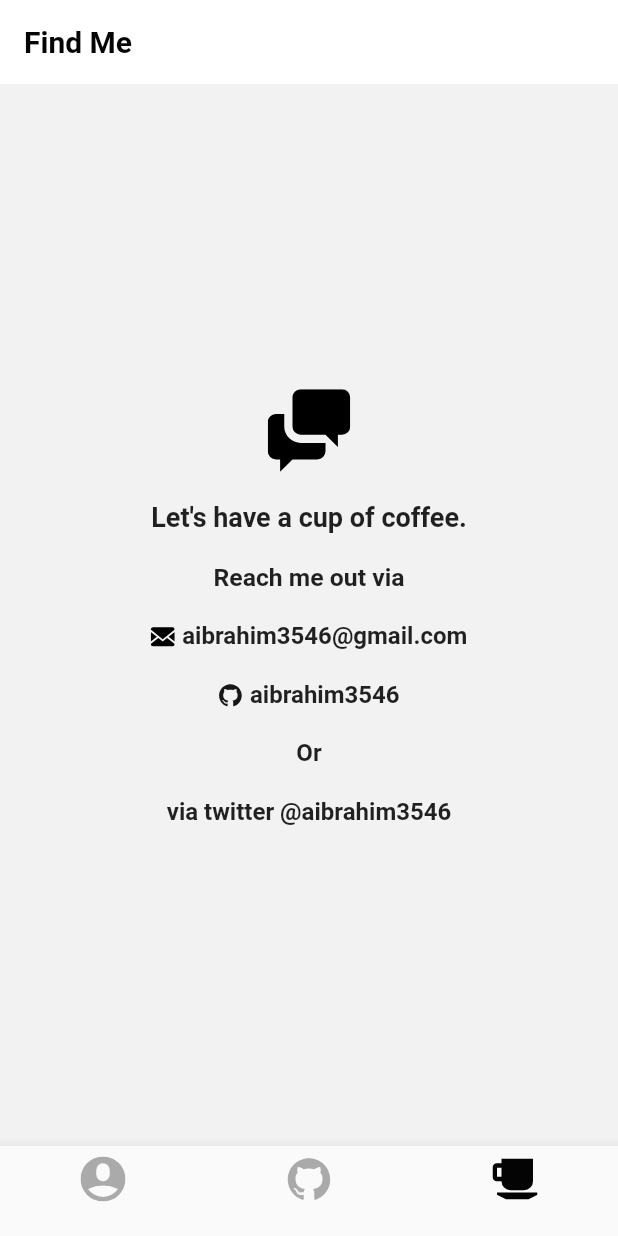
After one commit to aibrahim3546/about-me, a Flutter app: the screen it shows after launch, item 3 of the bottom bar chosen, on a phone screen of 412 x 824 dp. The commit adds this screen. Run offline on Flutter 3.47's test engine with Material 2 defaults, Android fonts, the phone set to English and light mode, and no system bars; our stand-ins replace flutter_svg, graphql_flutter; network calls fail.

Commit message:
add contact screens

```diff
--- a/lib/main.dart
+++ b/lib/main.dart
@@ -4,6 +4,8 @@ import 'package:graphql_flutter/graphql_flutter.dart';
 
 import 'screens/home.dart';
 import 'screens/github.dart';
+import 'screens/contact.dart';
+
 import 'config.dart' as config;
 
 void main() => runApp(MyApp());
@@ -17,13 +19,13 @@ class _MyAppState extends State<MyApp> {
   String appBarTitle = '#aibrahim3546';
   final List<Widget> mainScreen = [
     HomeScreen(),
-    HomeScreen(),
     GithHubScreen(),
+    ContactScreen(),
   ];
   final List titles = [
     '#aibrahim3546',
+    'GitHub Repos',
     'Find Me',
-    'GitHub Repos',
   ];
 
   @override
@@ -92,18 +94,17 @@ class _MyAppState extends State<MyApp> {
                 ),
               ),
               BottomNavigationBarItem(
-                icon: _svgIcon(normalColor, 'assets/images/travel-case.svg'),
+                icon:
+                    _svgIcon(normalColor, 'assets/images/github-original.svg'),
                 activeIcon:
-                    _svgIcon(activeColor, 'assets/images/travel-case.svg'),
+                    _svgIcon(activeColor, 'assets/images/github-original.svg'),
                 title: Container(
                   height: 0.0,
                 ),
               ),
               BottomNavigationBarItem(
-                icon:
-                    _svgIcon(normalColor, 'assets/images/github-original.svg'),
-                activeIcon:
-                    _svgIcon(activeColor, 'assets/images/github-original.svg'),
+                icon: _svgIcon(normalColor, 'assets/images/coffee.svg'),
+                activeIcon: _svgIcon(activeColor, 'assets/images/coffee.svg'),
                 title: Container(
                   height: 0.0,
                 ),
--- /dev/null
+++ b/lib/screens/contact.dart
@@ -0,0 +1,96 @@
+import 'package:flutter/material.dart';
+import 'package:flutter_svg/svg.dart';
+
+class ContactScreen extends StatelessWidget {
+  contact(String assetName, String text) {
+    return Padding(
+      padding: EdgeInsets.only(bottom: 20.0),
+      child: Wrap(
+        alignment: WrapAlignment.center,
+        children: <Widget>[
+          Padding(
+            padding: EdgeInsets.only(top: 2.0, right: 5.0),
+            child: SvgPicture.asset(
+              assetName,
+              width: 16,
+              height: 16,
+            ),
+          ),
+          Text(
+            text,
+            style: TextStyle(
+              fontSize: 16.0,
+              fontWeight: FontWeight.bold,
+            ),
+          ),
+        ],
+      ),
+    );
+  }
+
+  @override
+  Widget build(BuildContext context) {
+    return Center(
+      child: Container(
+        alignment: Alignment.center,
+        child: ListView(
+          shrinkWrap: true,
+          children: <Widget>[
+            SvgPicture.asset(
+              'assets/images/conversation.svg',
+              width: 55,
+              height: 55,
+              alignment: Alignment.center,
+            ),
+            Container(
+              alignment: Alignment.center,
+              padding: EdgeInsets.all(20.0),
+              child: Text(
+                'Let\'s have a cup of coffee.',
+                style: TextStyle(
+                  fontSize: 18.0,
+                  fontWeight: FontWeight.bold,
+                ),
+              ),
+            ),
+            Container(
+              alignment: Alignment.center,
+              padding: EdgeInsets.only(bottom: 20.0),
+              child: Text(
+                'Reach me out via',
+                style: TextStyle(
+                  fontSize: 16.5,
+                  fontWeight: FontWeight.bold,
+                ),
+              ),
+            ),
+            contact('assets/images/envelope.svg', 'aibrahim3546@gmail.com'),
+            contact('assets/images/github-original.svg', 'aibrahim3546'),
+            Container(
+              alignment: Alignment.center,
+              padding: EdgeInsets.only(bottom: 20.0),
+              child: Text(
+                'Or',
+                style: TextStyle(
+                  fontSize: 16.0,
+                  fontWeight: FontWeight.bold,
+                ),
+              ),
+            ),
+            Container(
+              alignment: Alignment.center,
+              padding: EdgeInsets.only(bottom: 10.0),
+              child: Text(
+                'via twitter @aibrahim3546',
+                style: TextStyle(
+                  fontSize: 16.0,
+                  fontWeight: FontWeight.bold,
+                ),
+              ),
+            ),
+          ],
+        ),
+      ),
+    );
+  }
+}
```
Also changed, not shown: assets/images/coffee.svg (added), assets/images/conversation.svg (added), assets/images/envelope.svg (added), 1 other file.
